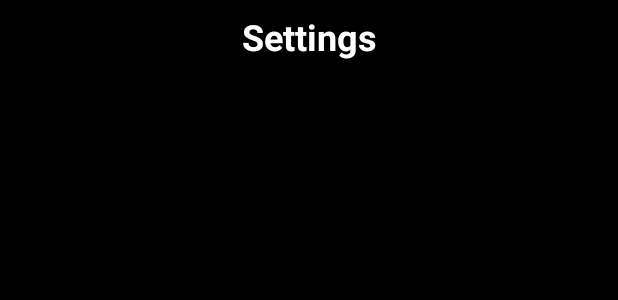
After one commit to FelipeGAlmeida/IAssistant2, an Android app: the layout activity_settings.xml on its own in the app's theme, with its tools: preview values and no code run, on a phone screen of 412 x 824 dp. The commit adds this screen. Shown: the top 300 px of the screen. Run offline under Robolectric (Android 15) with nearby library versions, the phone set to English and light mode, and no system bars.

Commit message:
Settings Activity - Activity created

```diff
--- a/app/src/main/java/fgapps/com/br/iassistant2/activities/MainActivity.kt
+++ b/app/src/main/java/fgapps/com/br/iassistant2/activities/MainActivity.kt
@@ -31,6 +31,8 @@ class MainActivity : AppCompatActivity(),
     private lateinit var mDetector: GestureDetectorCompat
     private lateinit var mGestureController: GestureController
 
+    var mWidth: Int = 0
+
     /*** Functions ***/
     override fun onCreate(savedInstanceState: Bundle?) {
         super.onCreate(savedInstanceState)
@@ -43,6 +45,7 @@ class MainActivity : AppCompatActivity(),
 
     private fun setBackground() {
         val background = background_img
+        mWidth = background.width
         Glide.with(this)
                 .load(R.drawable.back_anim1)
                 .listener(object : RequestListener<Drawable> {
--- /dev/null
+++ b/app/src/main/java/fgapps/com/br/iassistant2/activities/SettingsActivity.kt
@@ -0,0 +1,13 @@
+package fgapps.com.br.iassistant2.activities
+
+import androidx.appcompat.app.AppCompatActivity
+import android.os.Bundle
+import fgapps.com.br.iassistant2.R
+
+class SettingsActivity : AppCompatActivity() {
+
+    override fun onCreate(savedInstanceState: Bundle?) {
+        super.onCreate(savedInstanceState)
+        setContentView(R.layout.activity_settings)
+    }
+}
--- a/app/src/main/java/fgapps/com/br/iassistant2/gestures/GestureController.kt
+++ b/app/src/main/java/fgapps/com/br/iassistant2/gestures/GestureController.kt
@@ -31,7 +31,7 @@ class GestureController(mainActivity: MainActivity) : GestureDetector.OnGestureL
             mHandler = Handler()
         }
 
-        val screenX = 1080//background_img.width TODO: GET SCREEN SIZE !
+        val screenX = mActivity.mWidth
         val delay: Long
         val isMusic: Boolean
         if(downEvent.x < (screenX * 80 / 100)){
--- /dev/null
+++ b/app/src/main/res/layout/activity_settings.xml
@@ -0,0 +1,23 @@
+<?xml version="1.0" encoding="utf-8"?>
+<androidx.constraintlayout.widget.ConstraintLayout xmlns:android="http://schemas.android.com/apk/res/android"
+    xmlns:app="http://schemas.android.com/apk/res-auto"
+    xmlns:tools="http://schemas.android.com/tools"
+    android:layout_width="match_parent"
+    android:layout_height="match_parent"
+    android:background="@android:color/black"
+    tools:context=".activities.SettingsActivity">
+
+    <TextView
+        android:id="@+id/settings_txt"
+        android:layout_width="wrap_content"
+        android:layout_height="wrap_content"
+        android:layout_marginStart="8dp"
+        android:layout_marginTop="8dp"
+        android:layout_marginEnd="8dp"
+        android:text="Settings"
+        android:textSize="24sp"
+        android:textStyle="bold"
+        app:layout_constraintEnd_toEndOf="parent"
+        app:layout_constraintStart_toStartOf="parent"
+        app:layout_constraintTop_toTopOf="parent" />
+</androidx.constraintlayout.widget.ConstraintLayout>
```
